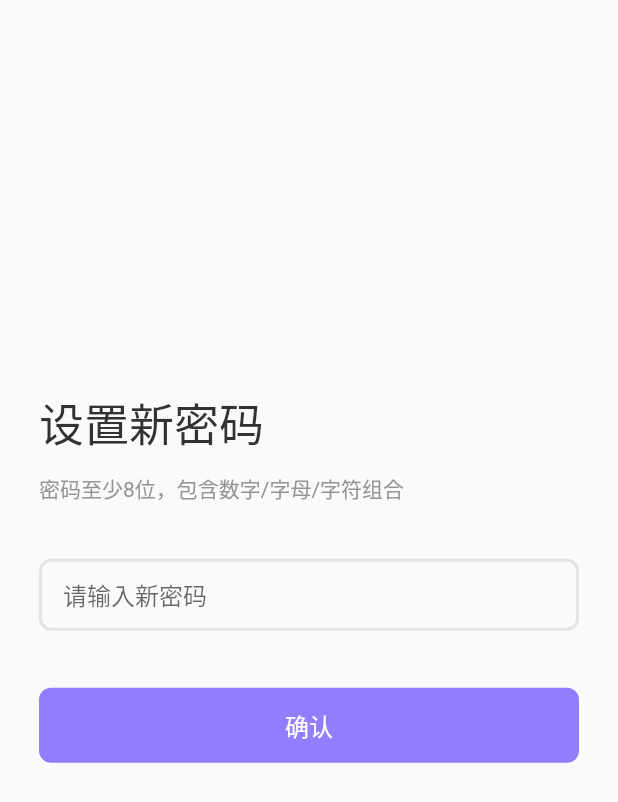
After one commit to meetqy/flutter_dating_template, a Flutter app: the PasswordNewSet screen opened by its route, on a phone screen of 412 x 824 dp. The commit adds this screen. Shown: the top 802 px of the screen. Run offline on Flutter 3.47's test engine with Material 2 defaults, Android fonts, the phone set to English and light mode, and no system bars.

Commit message:
设置新密码

```diff
--- a/lib/main.dart
+++ b/lib/main.dart
@@ -24,7 +24,7 @@ class MyApp extends StatelessWidget {
         highlightColor: Colors.transparent,
       ),
       routes: routes,
-      initialRoute: '/verify-code-login',
+      initialRoute: '/password/forget',
     );
   }
 }
--- /dev/null
+++ b/lib/pages/password/new_set.dart
@@ -0,0 +1,92 @@
+import 'package:flutter/material.dart';
+import 'package:flutter_dating_template/utils/theme.dart';
+
+class PasswordNewSet extends StatefulWidget {
+  PasswordNewSet({Key? key}) : super(key: key);
+
+  @override
+  State<PasswordNewSet> createState() => _NewPasswordState();
+}
+
+class _NewPasswordState extends State<PasswordNewSet> {
+  @override
+  Widget build(BuildContext context) {
+    return Scaffold(
+        body: SafeArea(
+      child: InkWell(
+        onTap: () {
+          FocusManager.instance.primaryFocus?.unfocus();
+        },
+        child: Container(
+          alignment: Alignment.centerLeft,
+          padding: const EdgeInsets.symmetric(horizontal: 26),
+          margin: const EdgeInsets.only(bottom: 56),
+          child: Column(
+            mainAxisAlignment: MainAxisAlignment.center,
+            crossAxisAlignment: CrossAxisAlignment.start,
+            children: [
+              Text(
+                '设置新密码',
+                style: TextStyle(
+                  fontSize: 30,
+                  fontWeight: FontWeight.w500,
+                  color: WcaoTheme.base,
+                ),
+              ),
+              Container(
+                margin: const EdgeInsets.only(top: 12),
+                child: Text(
+                  '密码至少8位，包含数字/字母/字符组合',
+                  style: TextStyle(color: WcaoTheme.secondary),
+                ),
+              ),
+              Container(
+                margin: const EdgeInsets.only(top: 36),
+                height: 50,
+                child: TextField(
+                  keyboardType: TextInputType.visiblePassword,
+                  obscureText: true,
+                  enableSuggestions: false,
+                  autocorrect: false,
+                  decoration: InputDecoration(
+                    hintText: "请输入新密码",
+                    contentPadding:
+                        const EdgeInsets.symmetric(vertical: 0, horizontal: 16),
+                    enabledBorder: OutlineInputBorder(
+                      borderRadius: BorderRadius.circular(8),
+                      borderSide: BorderSide(
+                        color: WcaoTheme.outline,
+                        width: 2,
+                      ),
+                    ),
+                    focusedBorder: OutlineInputBorder(
+                      borderRadius: BorderRadius.circular(8),
+                      borderSide: BorderSide(
+                        color: WcaoTheme.primaryFocus,
+                        width: 2,
+                      ),
+                    ),
+                  ),
+                ),
+              ),
+              Container(
+                height: 50,
+                margin: const EdgeInsets.only(top: 36),
+                width: double.infinity,
+                decoration: BoxDecoration(
+                  borderRadius: WcaoTheme.radius,
+                  color: WcaoTheme.primary,
+                ),
+                alignment: Alignment.center,
+                child: const Text(
+                  '确认',
+                  style: TextStyle(color: Colors.white, fontSize: 16),
+                ),
+              )
+            ],
+          ),
+        ),
+      ),
+    ));
+  }
+}
--- a/lib/route.dart
+++ b/lib/route.dart
@@ -1,10 +1,12 @@
 import 'package:flutter/material.dart';
-import 'package:flutter_dating_template/pages/login/forget_pwd.dart';
 import 'package:flutter_dating_template/pages/login/password.dart';
 import 'package:flutter_dating_template/pages/login/verify_code.dart';
+import 'package:flutter_dating_template/pages/password/forget.dart';
+import 'package:flutter_dating_template/pages/password/new_set.dart';
 
 Map<String, WidgetBuilder> routes = {
-  '/verify-code-login': (context) => const VerifyCodeLogin(),
-  '/password-login': (context) => const PasswordLogin(),
-  '/forget-password': (context) => ForgetPassWord()
+  '/login/verify-code': (context) => const LoginVerifyCode(),
+  '/login/password': (context) => const LoginPassword(),
+  '/password/forget': (context) => const PasswordForget(),
+  '/password/new-set': (context) => PasswordNewSet(),
 };
```
Also changed, not shown: lib/pages/login/password.dart (+5 -6 lines), lib/pages/login/verify_code.dart (+5 -5 lines), lib/pages/password/forget.dart (renamed from lib/pages/login/forget_pwd.dart, +10 -5 lines), assets/1.png (added), 1 other file.
